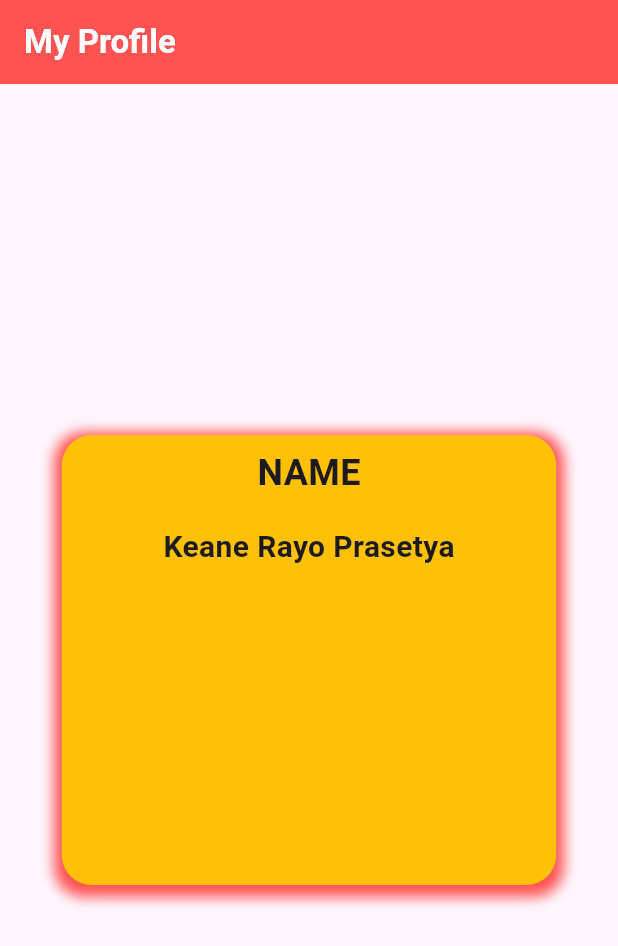
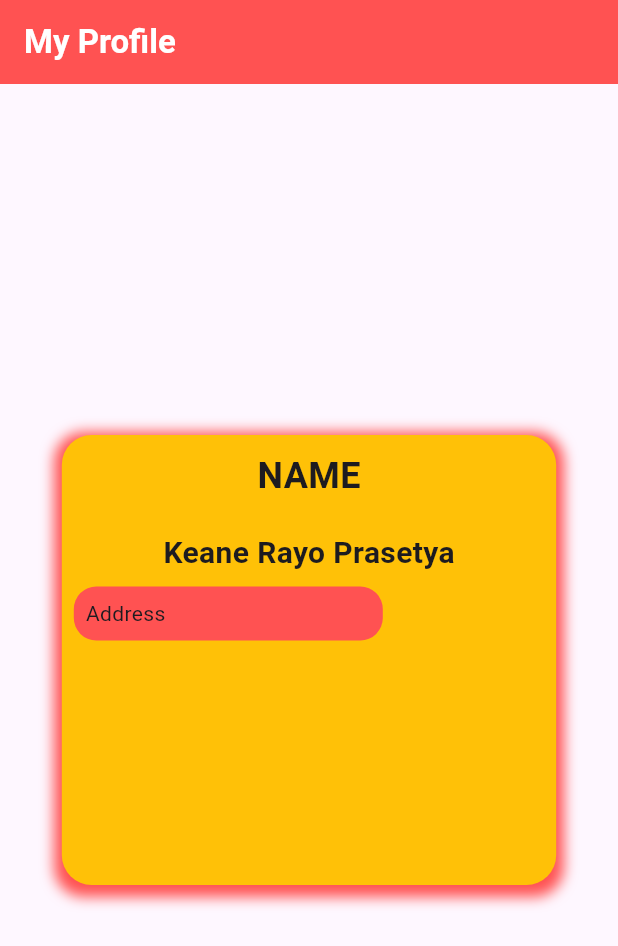
Before and after one commit to keaneray-o/flutter_profile_card, a Flutter app: the screen it shows after launch, on a phone screen of 412 x 824 dp. Shown: the top 946 px of the screen. Run offline on Flutter 3.47's test engine with Material 3 defaults, Android fonts, the phone set to English and light mode, and no system bars.

Commit message:
belajar decoration container

```diff
--- a/lib/profile.dart
+++ b/lib/profile.dart
@@ -36,7 +36,9 @@ class ProfileCard extends StatelessWidget {
               child: Column(
                 children: [
                   Padding(
-                    padding: const EdgeInsets.all(8.0),
+                    padding: const EdgeInsets.symmetric(
+                      vertical: 10,
+                    ),
                     //only: hanya memmberi satu posisi
                     //symmetric : memberi jarak sumbu x/y
                     //all : memberi semua jarak
@@ -53,6 +55,28 @@ class ProfileCard extends StatelessWidget {
                     'Keane Rayo Prasetya',
                     style: TextStyle(fontSize: 20, fontWeight: FontWeight.bold),
                   ),
+                  Row(
+                    children: <Widget>[
+                    Column(
+                      children: <Widget>[
+                        Padding(
+                          padding: const EdgeInsets.all(8.0),
+                          child: Container(
+                            width: MediaQuery.of(context).size.width * 0.5,
+                            decoration: BoxDecoration(
+                              color: Colors.redAccent,
+                              borderRadius: BorderRadius.circular(15,),
+                            ),
+                            child: Padding(
+                              padding: const EdgeInsets.all(8.0),
+                              child: Text('Address'),
+                            )),
+                        )
+                      ],
+                    ),
+                    Column(),
+                    ],
+                    ),
                 ],
               ),
             ),
```
